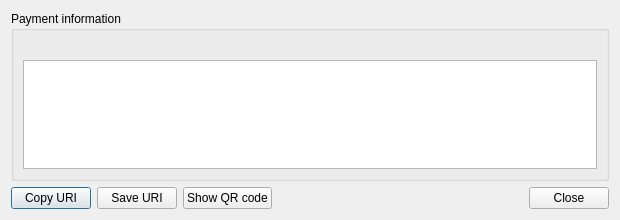
This is src/gui/ui/showpaymentrequest.ui in discretecoin/discrete-wallet as Qt 5 draws it before an edit. The edited form follows.
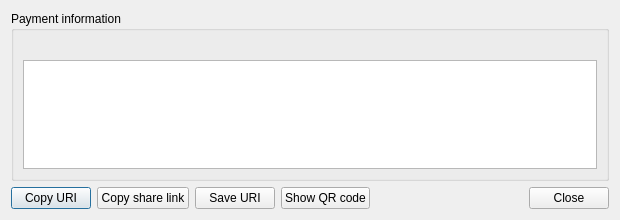
This is the edited form. Icons and pictures are not drawn.

Commit message: Add readable HTTPS payment share links

What changed in the file:
```diff
--- a/src/gui/ui/showpaymentrequest.ui
+++ b/src/gui/ui/showpaymentrequest.ui
@@ -73,6 +73,19 @@
        </property>
       </widget>
      </item>
+     <item>
+      <widget class="QPushButton" name="m_copyShareLinkButton">
+       <property name="visible">
+        <bool>false</bool>
+       </property>
+       <property name="toolTip">
+        <string>Copy a web link that can be shared in chats and opened in a browser.</string>
+       </property>
+       <property name="text">
+        <string>Copy share link</string>
+       </property>
+      </widget>
+     </item>
      <item>
      <widget class="QPushButton" name="m_saveUriButton">
        <property name="text">
```
The commit also changes 3 other files.
